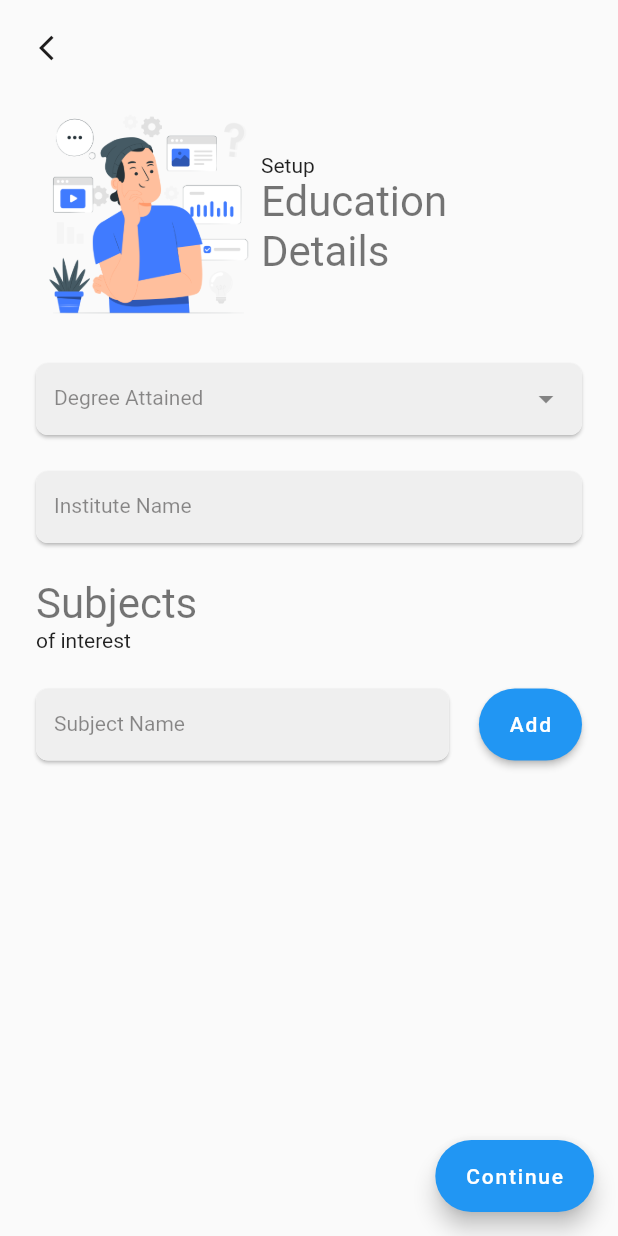
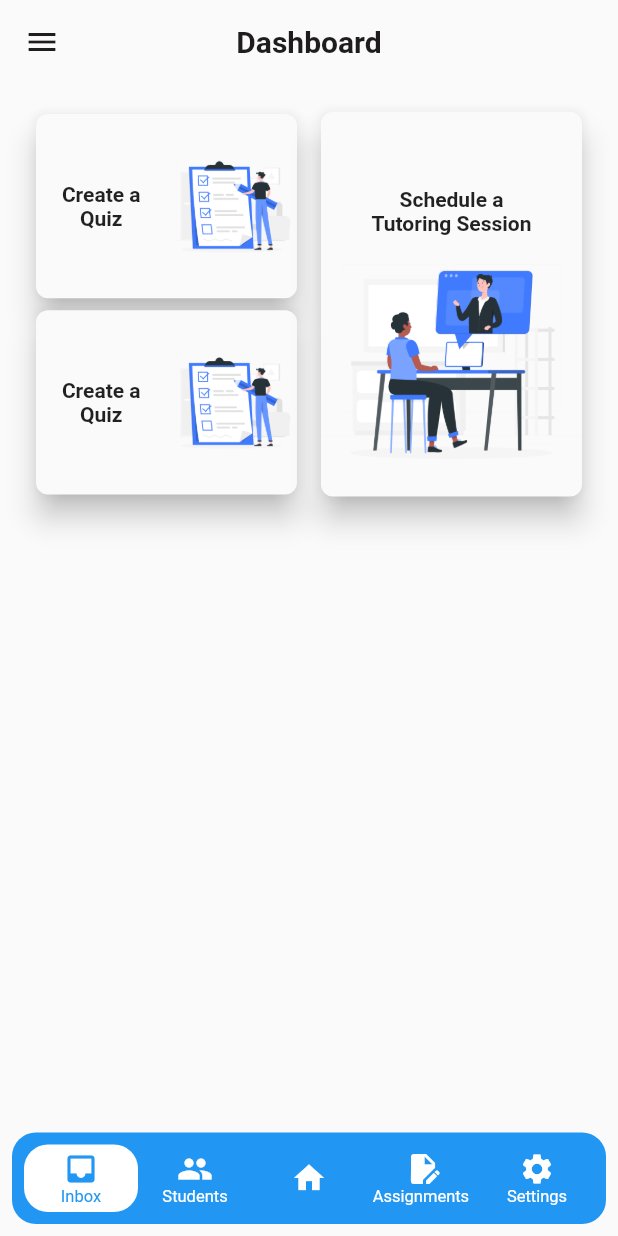
Before and after one commit to furqan-ahm/fyp-tutor-app, a Flutter app: the screen it shows after launch, on a phone screen of 412 x 824 dp. Run offline on Flutter 3.47's test engine with Material 2 defaults, Android fonts, the phone set to English and light mode, and no system bars; drawn by our look-alikes of floating_bottom_navigation_bar; our stand-ins replace font_awesome_flutter; missing offline and left inert: flutter_chip_tags.

Commit message:
added a dashboard screen with various possible screens

```diff
--- a/lib/main.dart
+++ b/lib/main.dart
@@ -3,6 +3,7 @@ import 'package:flutter/material.dart';
 import 'package:tutor_app/models/user.dart';
 import 'package:tutor_app/screens/auth/sign_in_screen.dart';
 import 'package:tutor_app/screens/getting_started/education_level_screen.dart';
+import 'package:tutor_app/screens/tutor/tutor_dashboard_screen.dart';
 
 
 void main() {
@@ -17,10 +18,11 @@ class MyApp extends StatelessWidget {
   Widget build(BuildContext context) {
     return MaterialApp(
       title: 'TutorUs',
+      debugShowCheckedModeBanner: false,
       theme: ThemeData(
         primarySwatch: Colors.blue,
       ),
-      home: const EducationLevelScreen(selectedRole: UserRole.Teacher,),
+      home: const TutorDashboardScreen(),
     );
   }
 }
--- /dev/null
+++ b/lib/screens/tutor/tutor_dashboard_screen.dart
@@ -0,0 +1,52 @@
+import 'package:floating_bottom_navigation_bar/floating_bottom_navigation_bar.dart';
+import 'package:flutter/material.dart';
+import 'package:tutor_app/constants/colors.dart';
+import 'package:tutor_app/screens/tutor/home_screen.dart';
+import 'package:tutor_app/widgets/common/custom_appbar.dart';
+
+class TutorDashboardScreen extends StatefulWidget {
+  const TutorDashboardScreen({Key? key}) : super(key: key);
+
+  @override
+  _TutorDashboardScreenState createState() => _TutorDashboardScreenState();
+}
+
+class _TutorDashboardScreenState extends State<TutorDashboardScreen> {
+  int currentIndex = 0;
+
+  @override
+  Widget build(BuildContext context) {
+    return Scaffold(
+      body: HomeScreen(),
+      extendBody: true,
+      appBar: CustomAppBar(
+        title: 'Dashboard',
+        backgroundColor: Colors.transparent,
+        canPop: false,
+        centerTitle: true,
+        leading: IconButton(onPressed: (){}, icon: const Icon(Icons.menu)),
+      ),
+      bottomNavigationBar: FloatingNavbar(
+        itemBorderRadius: 16,
+        borderRadius: 16,
+        backgroundColor: primaryColor,
+        selectedItemColor: primaryColor,
+        unselectedItemColor: Colors.white,
+        selectedBackgroundColor: Colors.white,
+        onTap: (int val) {
+          setState(() {
+            currentIndex=val;
+          });
+        },
+        currentIndex: currentIndex,
+        items: [
+          FloatingNavbarItem(icon: Icons.inbox, title: 'Inbox'),
+          FloatingNavbarItem(icon: Icons.people, title: 'Students'),
+          FloatingNavbarItem(icon: Icons.home,),
+          FloatingNavbarItem(icon: Icons.edit_document, title: 'Assignments '),
+          FloatingNavbarItem(icon: Icons.settings, title: 'Settings'),
+        ],
+      ),
+    );
+  }
+}
--- a/pubspec.yaml
+++ b/pubspec.yaml
@@ -31,6 +31,7 @@ environment:
 dependencies:
   cupertino_icons: ^1.0.2
   dropdown_search: ^5.0.6
+  floating_bottom_navigation_bar: ^1.5.2
   flutter:
     sdk: flutter
   flutter_chip_tags: ^2.0.2
```
Also changed, not shown: pubspec.lock.
